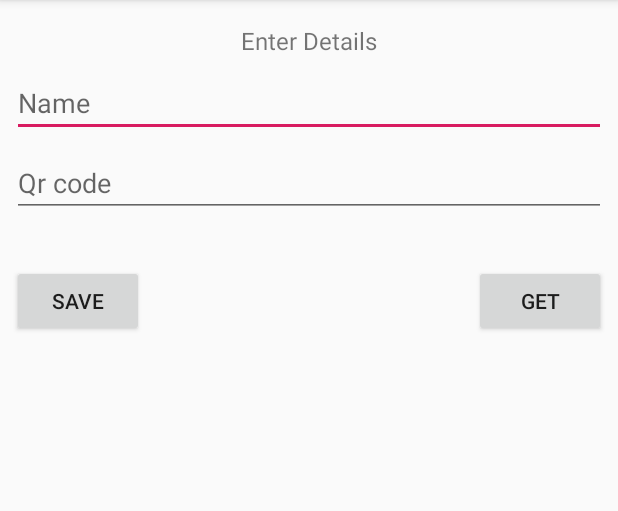
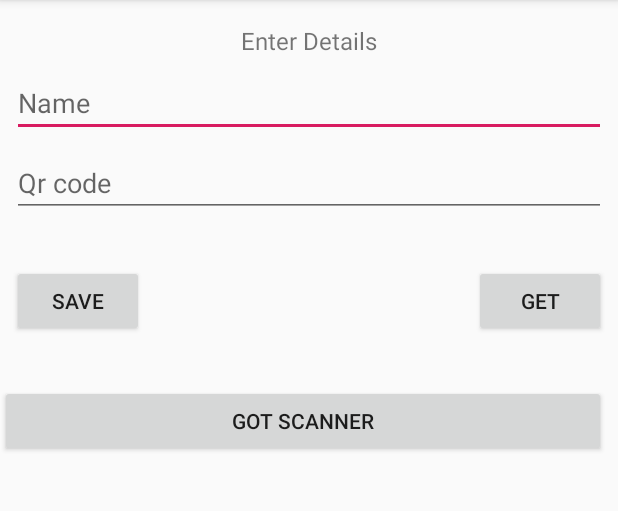
Before and after one commit to chrisribia/sharedPrefferences, an Android app: the screen it shows after launch (MainActivity), after a tap on "GET", on a phone screen of 412 x 824 dp, the part 84-595 px from its top. Run offline under Robolectric (Android 15) with nearby library versions, the phone set to English and light mode, and no system bars.

Commit message:
add button to trigger camera scanner and implementing entire qr functionality

```diff
--- a/app/src/main/java/co/ke/sharedprefferences/MainActivity.kt
+++ b/app/src/main/java/co/ke/sharedprefferences/MainActivity.kt
@@ -1,6 +1,7 @@
 package co.ke.sharedprefferences
 
 import android.content.Context
+import android.content.Intent
 import androidx.appcompat.app.AppCompatActivity
 import android.os.Bundle
 import android.view.View
@@ -32,4 +33,11 @@ class MainActivity : AppCompatActivity() {
         Toast.makeText(this, "$str_name $int_number", Toast.LENGTH_LONG).show()
 
     }
+    fun getSanner(view: View) {
+        val intent = Intent(this@MainActivity,ScannActitivty::class.java).apply {
+//            putExtra("name",ed_name.text.toString())
+    }
+        startActivity(intent)
+
+    }
 }
--- a/app/src/main/res/layout/activity_main.xml
+++ b/app/src/main/res/layout/activity_main.xml
@@ -67,6 +67,15 @@
                 android:onClick="getData"
                 app:layout_constraintEnd_toEndOf="parent"
                 app:layout_constraintTop_toBottomOf="@+id/et_number" />
+        <Button android:layout_width="match_parent"
+                android:text="got scanner"
+                android:onClick="getSanner"
+                android:layout_marginEnd="8dp"
+                android:layout_marginRight="8dp"
+                android:layout_marginTop="32dp"
+                app:layout_constraintEnd_toEndOf="parent"
+                app:layout_constraintTop_toBottomOf="@+id/btn_get"
+                android:layout_height="wrap_content"/>
 
 
 </androidx.constraintlayout.widget.ConstraintLayout>
```
